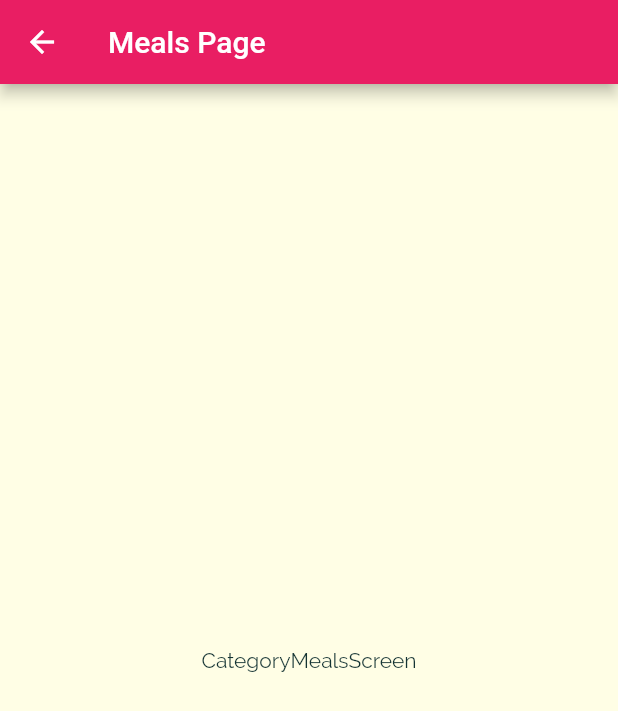
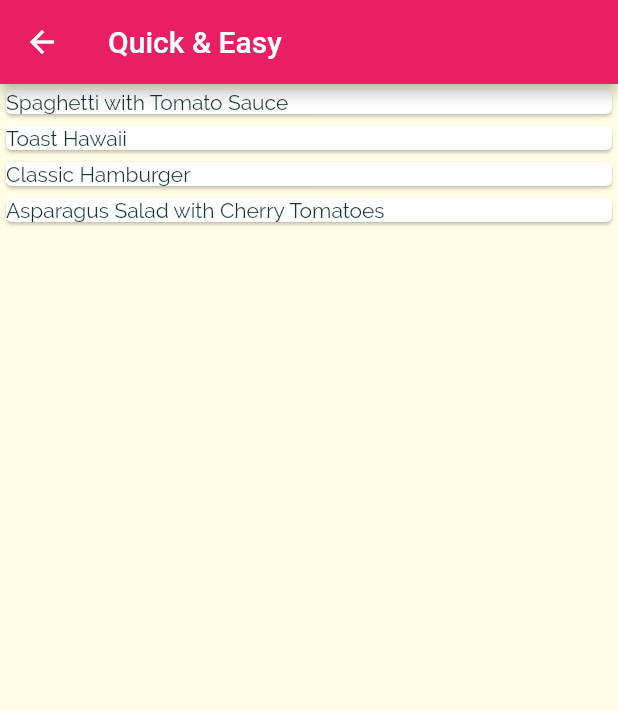
Before and after one commit to Hussain-7/Flutter_meals_app, a Flutter app: the screen it shows after launch, after a tap on "Quick & Easy", on a phone screen of 412 x 824 dp. Shown: the top 711 px of the screen. Run offline on Flutter 3.47's test engine with Material 2 defaults, Android fonts, the phone set to English and light mode, and no system bars.

Commit message:
app restructured and more widgets added

```diff
--- /dev/null
+++ b/lib/data/dummy_data.dart
@@ -0,0 +1,404 @@
+import 'package:flutter/material.dart';
+import 'package:meal_app/models/category.dart';
+import 'package:meal_app/models/meal.dart';
+
+import '../models/category.dart';
+
+List<Category> DUMMY_CATEGORIES = [
+  Category(
+    id: 'c2',
+    title: 'Quick & Easy',
+    color: Colors.red,
+  ),
+  Category(
+    id: 'c3',
+    title: 'Hamburgers',
+    color: Colors.orange,
+  ),
+  Category(
+    id: 'c4',
+    title: 'German',
+    color: Colors.amber,
+  ),
+  Category(
+    id: 'c5',
+    title: 'Light & Lovely',
+    color: Colors.blue,
+  ),
+  Category(
+    id: 'c6',
+    title: 'Exotic',
+    color: Colors.green,
+  ),
+  Category(
+    id: 'c7',
+    title: 'Breakfast',
+    color: Colors.lightBlue,
+  ),
+  Category(
+    id: 'c8',
+    title: 'Asian',
+    color: Colors.lightGreen,
+  ),
+  Category(
+    id: 'c9',
+    title: 'French',
+    color: Colors.pink,
+  ),
+  Category(
+    id: 'c10',
+    title: 'Summer',
+    color: Colors.teal,
+  ),
+];
+
+List<Meal> DUMMY_MEALS = const [
+  Meal(
+    id: 'm1',
+    categories: [
+      'c1',
+      'c2',
+    ],
+    title: 'Spaghetti with Tomato Sauce',
+    affordability: Affordability.Affordable,
+    complexity: Complexity.Simple,
+    imageUrl:
+        'https://upload.wikimedia.org/wikipedia/commons/thumb/2/20/Spaghetti_Bolognese_mit_Parmesan_oder_Grana_Padano.jpg/800px-Spaghetti_Bolognese_mit_Parmesan_oder_Grana_Padano.jpg',
+    duration: 20,
+    ingredients: [
+      '4 Tomatoes',
+      '1 Tablespoon of Olive Oil',
+      '1 Onion',
+      '250g Spaghetti',
+      'Spices',
+      'Cheese (optional)'
+    ],
+    steps: [
+      'Cut the tomatoes and the onion into small pieces.',
+      'Boil some water - add salt to it once it boils.',
+      'Put the spaghetti into the boiling water - they should be done in about 10 to 12 minutes.',
+      'In the meantime, heaten up some olive oil and add the cut onion.',
+      'After 2 minutes, add the tomato pieces, salt, pepper and your other spices.',
+      'The sauce will be done once the spaghetti are.',
+      'Feel free to add some cheese on top of the finished dish.'
+    ],
+    isGlutenFree: false,
+    isVegan: true,
+    isVegetarian: true,
+    isLactoseFree: true,
+  ),
+  Meal(
+    id: 'm2',
+    categories: [
+      'c2',
+    ],
+    title: 'Toast Hawaii',
+    affordability: Affordability.Affordable,
+    complexity: Complexity.Simple,
+    imageUrl:
+        'https://cdn.pixabay.com/photo/2018/07/11/21/51/toast-3532016_1280.jpg',
+    duration: 10,
+    ingredients: [
+      '1 Slice White Bread',
+      '1 Slice Ham',
+      '1 Slice Pineapple',
+      '1-2 Slices of Cheese',
+      'Butter'
+    ],
+    steps: [
+      'Butter one side of the white bread',
+      'Layer ham, the pineapple and cheese on the white bread',
+      'Bake the toast for round about 10 minutes in the oven at 200°C'
+    ],
+    isGlutenFree: false,
+    isVegan: false,
+    isVegetarian: false,
+    isLactoseFree: false,
+  ),
+  Meal(
+    id: 'm3',
+    categories: [
+      'c2',
+      'c3',
+    ],
+    title: 'Classic Hamburger',
+    affordability: Affordability.Pricey,
+    complexity: Complexity.Simple,
+    imageUrl:
+        'https://cdn.pixabay.com/photo/2014/10/23/18/05/burger-500054_1280.jpg',
+    duration: 45,
+    ingredients: [
+      '300g Cattle Hack',
+      '1 Tomato',
+      '1 Cucumber',
+      '1 Onion',
+      'Ketchup',
+      '2 Burger Buns'
+    ],
+    steps: [
+      'Form 2 patties',
+      'Fry the patties for c. 4 minutes on each side',
+      'Quickly fry the buns for c. 1 minute on each side',
+      'Bruch buns with ketchup',
+      'Serve burger with tomato, cucumber and onion'
+    ],
+    isGlutenFree: false,
+    isVegan: false,
+    isVegetarian: false,
+    isLactoseFree: true,
+  ),
+  Meal(
+    id: 'm4',
+    categories: [
+      'c4',
+    ],
+    title: 'Wiener Schnitzel',
+    affordability: Affordability.Luxurious,
+    complexity: Complexity.Challenging,
+    imageUrl:
+        'https://cdn.pixabay.com/photo/2018/03/31/19/29/schnitzel-3279045_1280.jpg',
+    duration: 60,
+    ingredients: [
+      '8 Veal Cutlets',
+      '4 Eggs',
+      '200g Bread Crumbs',
+      '100g Flour',
+      '300ml Butter',
+      '100g Vegetable Oil',
+      'Salt',
+      'Lemon Slices'
+    ],
+    steps: [
+      'Tenderize the veal to about 2–4mm, and salt on both sides.',
+      'On a flat plate, stir the eggs briefly with a fork.',
+      'Lightly coat the cutlets in flour then dip into the egg, and finally, coat in breadcrumbs.',
+      'Heat the butter and oil in a large pan (allow the fat to get very hot) and fry the schnitzels until golden brown on both sides.',
+      'Make sure to toss the pan regularly so that the schnitzels are surrounded by oil and the crumbing becomes ‘fluffy’.',
+      'Remove, and drain on kitchen paper. Fry the parsley in the remaining oil and drain.',
+      'Place the schnitzels on awarmed plate and serve garnishedwith parsley and slices of lemon.'
+    ],
+    isGlutenFree: false,
+    isVegan: false,
+    isVegetarian: false,
+    isLactoseFree: false,
+  ),
+  Meal(
+    id: 'm5',
+    categories: [
+      'c2'
+          'c5',
+      'c10',
+    ],
+    title: 'Salad with Smoked Salmon',
+    affordability: Affordability.Luxurious,
+    complexity: Complexity.Simple,
+    imageUrl:
+        'https://cdn.pixabay.com/photo/2016/10/25/13/29/smoked-salmon-salad-1768890_1280.jpg',
+    duration: 15,
+    ingredients: [
+      'Arugula',
+      'Lamb\'s Lettuce',
+      'Parsley',
+      'Fennel',
+      '200g Smoked Salmon',
+      'Mustard',
+      'Balsamic Vinegar',
+      'Olive Oil',
+      'Salt and Pepper'
+    ],
+    steps: [
+      'Wash and cut salad and herbs',
+      'Dice the salmon',
+      'Process mustard, vinegar and olive oil into a dessing',
+      'Prepare the salad',
+      'Add salmon cubes and dressing'
+    ],
+    isGlutenFree: true,
+    isVegan: false,
+    isVegetarian: true,
+    isLactoseFree: true,
+  ),
+  Meal(
+    id: 'm6',
+    categories: [
+      'c6',
+      'c10',
+    ],
+    title: 'Delicious Orange Mousse',
+    affordability: Affordability.Affordable,
+    complexity: Complexity.Hard,
+    imageUrl:
+        'https://cdn.pixabay.com/photo/2017/05/01/05/18/pastry-2274750_1280.jpg',
+    duration: 240,
+    ingredients: [
+      '4 Sheets of Gelatine',
+      '150ml Orange Juice',
+      '80g Sugar',
+      '300g Yoghurt',
+      '200g Cream',
+      'Orange Peel',
+    ],
+    steps: [
+      'Dissolve gelatine in pot',
+      'Add orange juice and sugar',
+      'Take pot off the stove',
+      'Add 2 tablespoons of yoghurt',
+      'Stir gelatin under remaining yoghurt',
+      'Cool everything down in the refrigerator',
+      'Whip the cream and lift it under die orange mass',
+      'Cool down again for at least 4 hours',
+      'Serve with orange peel',
+    ],
+    isGlutenFree: true,
+    isVegan: false,
+    isVegetarian: true,
+    isLactoseFree: false,
+  ),
+  Meal(
+    id: 'm7',
+    categories: [
+      'c7',
+    ],
+    title: 'Pancakes',
+    affordability: Affordability.Affordable,
+    complexity: Complexity.Simple,
+    imageUrl:
+        'https://cdn.pixabay.com/photo/2018/07/10/21/23/pancake-3529653_1280.jpg',
+    duration: 20,
+    ingredients: [
+      '1 1/2 Cups all-purpose Flour',
+      '3 1/2 Teaspoons Baking Powder',
+      '1 Teaspoon Salt',
+      '1 Tablespoon White Sugar',
+      '1 1/4 cups Milk',
+      '1 Egg',
+      '3 Tablespoons Butter, melted',
+    ],
+    steps: [
+      'In a large bowl, sift together the flour, baking powder, salt and sugar.',
+      'Make a well in the center and pour in the milk, egg and melted butter; mix until smooth.',
+      'Heat a lightly oiled griddle or frying pan over medium high heat.',
+      'Pour or scoop the batter onto the griddle, using approximately 1/4 cup for each pancake. Brown on both sides and serve hot.'
+    ],
+    isGlutenFree: true,
+    isVegan: false,
+    isVegetarian: true,
+    isLactoseFree: false,
+  ),
+  Meal(
+    id: 'm8',
+    categories: [
+      'c8',
+    ],
+    title: 'Creamy Indian Chicken Curry',
+    affordability: Affordability.Pricey,
+    complexity: Complexity.Challenging,
+    imageUrl:
+        'https://cdn.pixabay.com/photo/2018/06/18/16/05/indian-food-3482749_1280.jpg',
+    duration: 35,
+    ingredients: [
+      '4 Chicken Breasts',
+      '1 Onion',
+      '2 Cloves of Garlic',
+      '1 Piece of Ginger',
+      '4 Tablespoons Almonds',
+      '1 Teaspoon Cayenne Pepper',
+      '500ml Coconut Milk',
+    ],
+    steps: [
+      'Slice and fry the chicken breast',
+      'Process onion, garlic and ginger into paste and sauté everything',
+      'Add spices and stir fry',
+      'Add chicken breast + 250ml of water and cook everything for 10 minutes',
+      'Add coconut milk',
+      'Serve with rice'
+    ],
+    isGlutenFree: true,
+    isVegan: false,
+    isVegetarian: false,
+    isLactoseFree: true,
+  ),
+  Meal(
+    id: 'm9',
+    categories: [
+      'c9',
+    ],
+    title: 'Chocolate Souffle',
+    affordability: Affordability.Affordable,
+    complexity: Complexity.Hard,
+    imageUrl:
+        'https://cdn.pixabay.com/photo/2014/08/07/21/07/souffle-412785_1280.jpg',
+    duration: 45,
+    ingredients: [
+      '1 Teaspoon melted Butter',
+      '2 Tablespoons white Sugar',
+      '2 Ounces 70% dark Chocolate, broken into pieces',
+      '1 Tablespoon Butter',
+      '1 Tablespoon all-purpose Flour',
+      '4 1/3 tablespoons cold Milk',
+      '1 Pinch Salt',
+      '1 Pinch Cayenne Pepper',
+      '1 Large Egg Yolk',
+      '2 Large Egg Whites',
+      '1 Pinch Cream of Tartar',
+      '1 Tablespoon white Sugar',
+    ],
+    steps: [
+      'Preheat oven to 190°C. Line a rimmed baking sheet with parchment paper.',
+      'Brush bottom and sides of 2 ramekins lightly with 1 teaspoon melted butter; cover bottom and sides right up to the rim.',
+      'Add 1 tablespoon white sugar to ramekins. Rotate ramekins until sugar coats all surfaces.',
+      'Place chocolate pieces in a metal mixing bowl.',
+      'Place bowl over a pan of about 3 cups hot water over low heat.',
+      'Melt 1 tablespoon butter in a skillet over medium heat. Sprinkle in flour. Whisk until flour is incorporated into butter and mixture thickens.',
+      'Whisk in cold milk until mixture becomes smooth and thickens. Transfer mixture to bowl with melted chocolate.',
+      'Add salt and cayenne pepper. Mix together thoroughly. Add egg yolk and mix to combine.',
+      'Leave bowl above the hot (not simmering) water to keep chocolate warm while you whip the egg whites.',
+      'Place 2 egg whites in a mixing bowl; add cream of tartar. Whisk until mixture begins to thicken and a drizzle from the whisk stays on the surface about 1 second before disappearing into the mix.',
+      'Add 1/3 of sugar and whisk in. Whisk in a bit more sugar about 15 seconds.',
+      'whisk in the rest of the sugar. Continue whisking until mixture is about as thick as shaving cream and holds soft peaks, 3 to 5 minutes.',
+      'Transfer a little less than half of egg whites to chocolate.',
+      'Mix until egg whites are thoroughly incorporated into the chocolate.',
+      'Add the rest of the egg whites; gently fold into the chocolate with a spatula, lifting from the bottom and folding over.',
+      'Stop mixing after the egg white disappears. Divide mixture between 2 prepared ramekins. Place ramekins on prepared baking sheet.',
+      'Bake in preheated oven until scuffles are puffed and have risen above the top of the rims, 12 to 15 minutes.',
+    ],
+    isGlutenFree: true,
+    isVegan: false,
+    isVegetarian: true,
+    isLactoseFree: false,
+  ),
+  Meal(
+    id: 'm10',
+    categories: [
+      'c2',
+      'c5',
+      'c10',
+    ],
+    title: 'Asparagus Salad with Cherry Tomatoes',
+    affordability: Affordability.Luxurious,
+    complexity: Complexity.Simple,
+    imageUrl:
+        'https://cdn.pixabay.com/photo/2018/04/09/18/26/asparagus-3304997_1280.jpg',
+    duration: 30,
+    ingredients: [
+      'White and Green Asparagus',
+      '30g Pine Nuts',
+      '300g Cherry Tomatoes',
+      'Salad',
+      'Salt, Pepper and Olive Oil'
+    ],
+    steps: [
+      'Wash, peel and cut the asparagus',
+      'Cook in salted water',
+      'Salt and pepper the asparagus',
+      'Roast the pine nuts',
+      'Halve the tomatoes',
+      'Mix with asparagus, salad and dressing',
+      'Serve with Baguette'
+    ],
+    isGlutenFree: true,
+    isVegan: true,
+    isVegetarian: true,
+    isLactoseFree: true,
+  ),
+];
--- a/lib/dummy_data.dart
+++ /dev/null
@@ -1,52 +0,0 @@
-import 'package:flutter/material.dart';
-import 'package:meal_app/models/category.dart';
-
-import './models/category.dart';
-
-List<Category> DUMMY_CATEGORIES = [
-  Category(
-    id: 'c2',
-    title: 'Quick & Easy',
-    color: Colors.red,
-  ),
-  Category(
-    id: 'c3',
-    title: 'Hamburgers',
-    color: Colors.orange,
-  ),
-  Category(
-    id: 'c4',
-    title: 'German',
-    color: Colors.amber,
-  ),
-  Category(
-    id: 'c5',
-    title: 'Light & Lovely',
-    color: Colors.blue,
-  ),
-  Category(
-    id: 'c6',
-    title: 'Exotic',
-    color: Colors.green,
-  ),
-  Category(
-    id: 'c7',
-    title: 'Breakfast',
-    color: Colors.lightBlue,
-  ),
-  Category(
-    id: 'c8',
-    title: 'Asian',
-    color: Colors.lightGreen,
-  ),
-  Category(
-    id: 'c9',
-    title: 'French',
-    color: Colors.pink,
-  ),
-  Category(
-    id: 'c10',
-    title: 'Summer',
-    color: Colors.teal,
-  ),
-];
--- a/lib/main.dart
+++ b/lib/main.dart
@@ -1,5 +1,6 @@
 import 'package:flutter/material.dart';
 import 'package:meal_app/screens/categories_screen.dart';
+import 'package:meal_app/screens/category_meals_screen.dart';
 
 void main() {
   runApp(MyApp());
@@ -31,7 +32,10 @@ class MyApp extends StatelessWidget {
                 ),
               ),
         ),
-      home: CategoriesScreen(),
-    );
+        // home: CategoriesScreen(),
+        routes: {
+          '/': (ctx) => CategoriesScreen(),
+          CategoryMealsScreen.route: (ctx) => CategoryMealsScreen(),
+        });
   }
 }
--- /dev/null
+++ b/lib/models/meal.dart
@@ -0,0 +1,42 @@
+enum Complexity {
+  Simple,
+  Challenging,
+  Hard,
+}
+enum Affordability {
+  Affordable,
+  Pricey,
+  Luxurious,
+}
+
+class Meal {
+  final String id;
+  final List<String> categories;
+  final String title;
+  final String imageUrl;
+  final List<String> ingredients;
+  final List<String> steps;
+  final int duration;
+  final Complexity complexity;
+  final Affordability affordability;
+  final bool isGlutenFree;
+  final bool isLactoseFree;
+  final bool isVegan;
+  final bool isVegetarian;
+
+  const Meal({
+    required this.id,
+    required this.categories,
+    required this.title,
+    required this.imageUrl,
+    required this.ingredients,
+    required this.steps,
+    required this.duration,
+    required this.complexity,
+    required this.affordability,
+    required this.isGlutenFree,
+    required this.isLactoseFree,
+    required this.isVegan,
+    required this.isVegetarian,
+  });
+}
--- a/lib/screens/categories_screen.dart
+++ b/lib/screens/categories_screen.dart
@@ -1,8 +1,9 @@
 import 'package:flutter/material.dart';
 import 'package:meal_app/widgets/category_item.dart';
-import 'package:meal_app/dummy_data.dart';
+import 'package:meal_app/data/dummy_data.dart';
 
 class CategoriesScreen extends StatelessWidget {
+  static const route = "/";
   @override
   Widget build(BuildContext context) {
     return Scaffold(
@@ -12,7 +13,8 @@ class CategoriesScreen extends StatelessWidget {
       body: GridView(
         padding: const EdgeInsets.all(25),
         children: DUMMY_CATEGORIES
-            .map((catData) => CategoryItem(catData.title, catData.color))
+            .map((catData) =>
+                CategoryItem(catData.id, catData.title, catData.color))
             .toList(),
         gridDelegate: const SliverGridDelegateWithMaxCrossAxisExtent(
           maxCrossAxisExtent: 200,
--- a/lib/screens/category_meals_screen.dart
+++ b/lib/screens/category_meals_screen.dart
@@ -1,16 +1,28 @@
 import 'package:flutter/material.dart';
+import 'package:meal_app/data/dummy_data.dart';
 
-class CatogoryMealsScreen extends StatelessWidget {
-  const CatogoryMealsScreen({Key? key}) : super(key: key);
-
+class CategoryMealsScreen extends StatelessWidget {
+  static const route = "/categories-meals";
   @override
   Widget build(BuildContext context) {
+    final routeArgs =
+        ModalRoute.of(context)?.settings.arguments as Map<String, String>;
+    final categoryTitle = routeArgs['title'];
+    final categoryId = routeArgs['id'];
+    final categoryMeals = DUMMY_MEALS.where((meal) {
+      return meal.categories.contains(categoryId);
+    }).toList();
     return Scaffold(
       appBar: AppBar(
-        title: const Text('Meals Page'),
+        title: Text(categoryTitle as String),
       ),
-      body: const Center(
-        child: Text("CategoryMealsScreen"),
+      body: ListView.builder(
+        itemBuilder: (ctx, index) {
+          return Card(
+            child: Text('${categoryMeals[index].title}'),
+          );
+        },
+        itemCount: categoryMeals.length,
       ),
     );
   }
--- a/lib/widgets/category_item.dart
+++ b/lib/widgets/category_item.dart
@@ -2,19 +2,29 @@ import 'package:flutter/material.dart';
 import 'package:meal_app/screens/category_meals_screen.dart';
 
 class CategoryItem extends StatelessWidget {
+  final String id;
   final String title;
   final Color color;
 
-  CategoryItem(this.title, this.color);
+  CategoryItem(this.id, this.title, this.color);
 
   void selectCategory(BuildContext context) {
-    Navigator.of(context).push(
-      MaterialPageRoute(
-        builder: (_) {
-          return const CatogoryMealsScreen();
-        },
-      ),
+    //** Normal Route
+    //** Named Route
+    Navigator.of(context).pushNamed(
+      "/categories-meals",
+      arguments: {
+        'id': id,
+        'title': title,
+      },
     );
+    // Navigator.of(context).push(
+    //   MaterialPageRoute(
+    //     builder: (_) {
+    //       return CatogoryMealsScreen(id, title);
+    //     },
+    //   ),
+    // );
   }
 
   @override
--- /dev/null
+++ b/lib/widgets/meal_item.dart
@@ -0,0 +1,8 @@
+import 'package:flutter/material.dart';
+
+class MealList extends StatelessWidget {
+  @override
+  Widget build(BuildContext context) {
+    return Container();
+  }
+}
```
Lines whose indentation alone changed are shown as unchanged.
